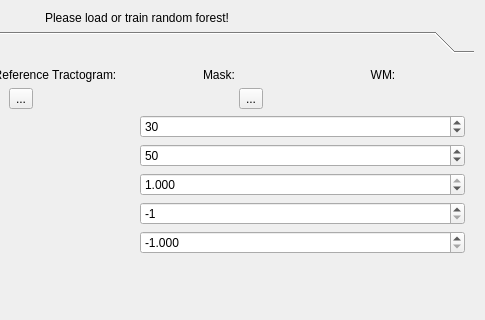
This is Plugins/org.mitk.gui.qt.diffusionimaging/src/internal/QmitkMLBTViewControls.ui in MITK/MITK as Qt 5 draws it before an edit; both pictures show x 211 to 696 and y 0 to 320 of the 696 by 907 pixel window. The edited form follows.
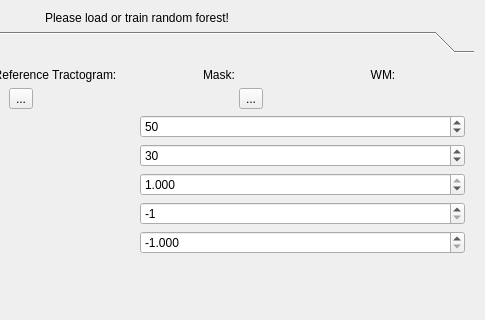
This is the edited form. The open tabs and pages were chosen to show the change. Icons and pictures are not drawn. Custom widgets are drawn as their Qt base class.

```diff
--- a/Plugins/org.mitk.gui.qt.diffusionimaging/src/internal/QmitkMLBTViewControls.ui
+++ b/Plugins/org.mitk.gui.qt.diffusionimaging/src/internal/QmitkMLBTViewControls.ui
@@ -231,7 +231,7 @@
              <number>999999999</number>
             </property>
             <property name="value">
-             <number>50</number>
+             <number>30</number>
             </property>
            </widget>
           </item>
@@ -261,7 +261,7 @@
              <number>999999999</number>
             </property>
             <property name="value">
-             <number>30</number>
+             <number>50</number>
             </property>
            </widget>
           </item>
```
